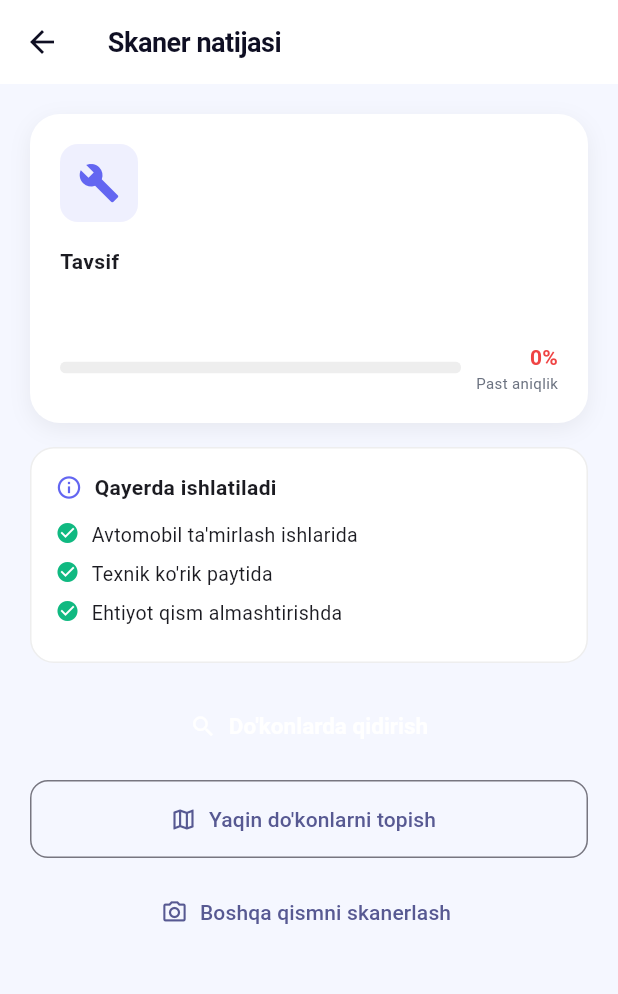
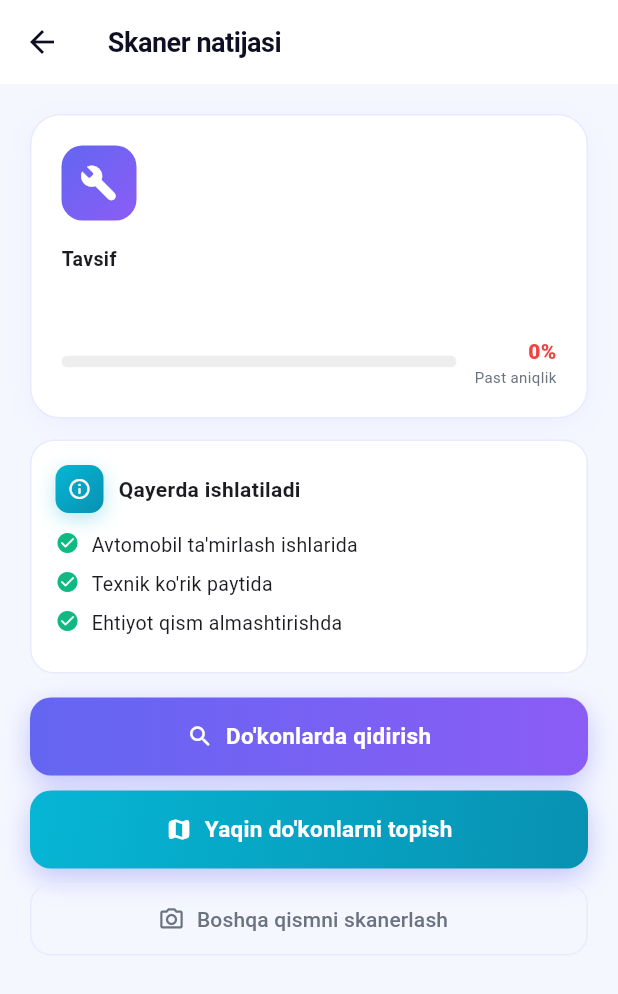
Before and after one commit to infinity-full-stack/my-application, a Flutter app: the ScanResultScreen screen opened directly with empty values, on a phone screen of 412 x 824 dp. Shown: the top 994 px of the screen. Run offline on Flutter 3.47's test engine with Material 3 defaults, Android fonts, the phone set to English and light mode, and no system bars; our stand-ins replace dio, flutter_riverpod, flutter_secure_storage, geolocator, go_router, google_maps_flutter and 2 more; accounts and stored records are empty; network calls fail.

Commit message:
fix: complete dark theme for all screens

```diff
--- a/mobile/lib/features/scan/screens/scan_result_screen.dart
+++ b/mobile/lib/features/scan/screens/scan_result_screen.dart
@@ -2,68 +2,19 @@ import 'package:flutter/material.dart';
 import 'package:go_router/go_router.dart';
 import '../../../core/theme/app_theme.dart';
 
-// Qism kategoriyasi bo'yicha qayerda ishlatilishi
 const Map<String, List<String>> categoryUsages = {
-  'Dvigatel': [
-    'Dvigatel yog\'ini almashtirish vaqtida',
-    'Dvigatel ta\'mirlash paytida',
-    'Texnik ko\'rik o\'tkazishda',
-  ],
-  'Tormoz': [
-    'Tormoz tizimini tekshirishda',
-    'Tormoz kolodkalarini almashtirishda',
-    'Xavfsizlik tekshiruvida',
-  ],
-  'Osma': [
-    'Yo\'l sifati yomon bo\'lganda tekshirishda',
-    'Amortizator almashtirishda',
-    'Texnik ko\'rikda',
-  ],
-  'Elektr': [
-    'Elektr tizimi nosozligida',
-    'Akkumulator tekshirishda',
-    'Diagnostika o\'tkazishda',
-  ],
-  'Kuzov': [
-    'Kuzov ta\'mirlashda',
-    'Bo\'yash ishlarida',
-    'Avariyadan keyin ta\'mirlashda',
-  ],
-  'Transmissiya': [
-    'Moy almashtirish paytida',
-    'Uzatmalar qutisi ta\'mirlashda',
-    'Texnik ko\'rikda',
-  ],
-  'Sovutish': [
-    'Dvigatel qizib ketganda',
-    'Antifriz almashtirishda',
-    'Yozgi mavsumda tekshirishda',
-  ],
-  'Egzoz': [
-    'Egzoz tizimi tekshirishda',
-    'Shovqin ko\'paysa',
-    'Texnik ko\'rikda',
-  ],
-  'Yoqilgi': [
-    'Yoqilgi tizimi ta\'mirlashda',
-    'Filtr almashtirishda',
-    'Iqtisodiyot muammolarida',
-  ],
-  'Tyuning': [
-    'Avtomobil kuchini oshirishda',
-    'Tashqi ko\'rinishni yaxshilashda',
-    'Sport haydashga tayyorlashda',
-  ],
-  'Salon': [
-    'Salon ta\'mirlashda',
-    'Aksessuarlar o\'rnatishda',
-    'Qulaylikni oshirishda',
-  ],
-  'Boyoq': [
-    'Kuzov bo\'yashda',
-    'Qoplama qo\'yishda',
-    'Tonirovka qilishda',
-  ],
+  'Dvigatel': ['Dvigatel yog\'ini almashtirish vaqtida', 'Dvigatel ta\'mirlash paytida', 'Texnik ko\'rik o\'tkazishda'],
+  'Tormoz': ['Tormoz tizimini tekshirishda', 'Tormoz kolodkalarini almashtirishda', 'Xavfsizlik tekshiruvida'],
+  'Osma': ['Yo\'l sifati yomon bo\'lganda tekshirishda', 'Amortizator almashtirishda', 'Texnik ko\'rikda'],
+  'Elektr': ['Elektr tizimi nosozligida', 'Akkumulator tekshirishda', 'Diagnostika o\'tkazishda'],
+  'Kuzov': ['Kuzov ta\'mirlashda', 'Bo\'yash ishlarida', 'Avariyadan keyin ta\'mirlashda'],
+  'Transmissiya': ['Moy almashtirish paytida', 'Uzatmalar qutisi ta\'mirlashda', 'Texnik ko\'rikda'],
+  'Sovutish': ['Dvigatel qizib ketganda', 'Antifriz almashtirishda', 'Yozgi mavsumda tekshirishda'],
+  'Egzoz': ['Egzoz tizimi tekshirishda', 'Shovqin ko\'paysa', 'Texnik ko\'rikda'],
+  'Yoqilgi': ['Yoqilgi tizimi ta\'mirlashda', 'Filtr almashtirishda', 'Iqtisodiyot muammolarida'],
+  'Tyuning': ['Avtomobil kuchini oshirishda', 'Tashqi ko\'rinishni yaxshilashda', 'Sport haydashga tayyorlashda'],
+  'Salon': ['Salon ta\'mirlashda', 'Aksessuarlar o\'rnatishda', 'Qulaylikni oshirishda'],
+  'Boyoq': ['Kuzov bo\'yashda', 'Qoplama qo\'yishda', 'Tonirovka qilishda'],
 };
 
 class ScanResultScreen extends StatelessWidget {
@@ -84,8 +35,13 @@ class ScanResultScreen extends StatelessWidget {
 
   @override
   Widget build(BuildContext context) {
-    final confidence =
-        (result['confidence_score'] as num?)?.toDouble() ?? 0.0;
+    final isDark = Theme.of(context).brightness == Brightness.dark;
+    final surf = Theme.of(context).colorScheme.surface;
+    final txt = Theme.of(context).colorScheme.onSurface;
+    final txtSec = isDark ? AppTheme.darkTextSecondary : AppTheme.textSecondary;
+    final brd = isDark ? AppTheme.darkBorder : AppTheme.border;
+
+    final confidence = (result['confidence_score'] as num?)?.toDouble() ?? 0.0;
     final percent = (confidence * 100).toStringAsFixed(0);
     final category = result['category'] as String? ?? '';
     final usages = categoryUsages[category] ?? [
@@ -107,19 +63,17 @@ class ScanResultScreen extends StatelessWidget {
         child: Column(
           crossAxisAlignment: CrossAxisAlignment.start,
           children: [
-            // Asosiy karta
+            // ── Asosiy karta ─────────────────────────────────────────
             Container(
               width: double.infinity,
               padding: const EdgeInsets.all(20),
               decoration: BoxDecoration(
-                color: Colors.white,
+                color: surf,
                 borderRadius: BorderRadius.circular(20),
-                boxShadow: [
-                  BoxShadow(
-                    color: Colors.black.withValues(alpha: 0.06),
-                    blurRadius: 12,
-                    offset: const Offset(0, 4),
-                  ),
+                border: Border.all(color: brd),
+                boxShadow: isDark ? [] : [
+                  BoxShadow(color: AppTheme.primary.withValues(alpha: 0.06),
+                      blurRadius: 16, offset: const Offset(0, 4)),
                 ],
               ),
               child: Column(
@@ -130,58 +84,46 @@ class ScanResultScreen extends StatelessWidget {
                       Container(
                         padding: const EdgeInsets.all(12),
                         decoration: BoxDecoration(
-                          color: AppTheme.primary.withValues(alpha: 0.1),
-                          borderRadius: BorderRadius.circular(12),
+                          gradient: AppTheme.primaryGradientVertical,
+                          borderRadius: BorderRadius.circular(14),
                         ),
-                        child: const Icon(Icons.build,
-                            color: AppTheme.primary, size: 28),
+                        child: const Icon(Icons.build_rounded,
+                            color: Colors.white, size: 26),
                       ),
                       const SizedBox(width: 16),
                       Expanded(
                         child: Column(
                           crossAxisAlignment: CrossAxisAlignment.start,
                           children: [
-                            Text(
-                              result['part_name'] ?? 'Noma\'lum qism',
-                              style: const TextStyle(
-                                fontSize: 20,
-                                fontWeight: FontWeight.bold,
-                              ),
-                            ),
-                            if (category.isNotEmpty)
+                            Text(result['part_name'] ?? 'Noma\'lum qism',
+                                style: TextStyle(fontSize: 20,
+                                    fontWeight: FontWeight.w800, color: txt)),
+                            if (category.isNotEmpty) ...[
+                              const SizedBox(height: 4),
                               Container(
-                                margin: const EdgeInsets.only(top: 4),
                                 padding: const EdgeInsets.symmetric(
                                     horizontal: 8, vertical: 2),
                                 decoration: BoxDecoration(
-                                  color: AppTheme.primary
-                                      .withValues(alpha: 0.1),
+                                  color: AppTheme.primary.withValues(alpha: 0.1),
                                   borderRadius: BorderRadius.circular(6),
                                 ),
-                                child: Text(
-                                  category,
+                                child: Text(category,
                                     style: const TextStyle(
                                         color: AppTheme.primary,
-                                    fontSize: 12,
-                                    fontWeight: FontWeight.w500,
+                                        fontSize: 12, fontWeight: FontWeight.w600)),
                               ),
-                                ),
-                              ),
+                            ],
                           ],
                         ),
                       ),
                     ],
                   ),
                   const SizedBox(height: 16),
-                  const Text('Tavsif',
-                      style: TextStyle(
-                          fontWeight: FontWeight.w600, fontSize: 14)),
+                  Text('Tavsif', style: TextStyle(
+                      fontWeight: FontWeight.w700, fontSize: 13, color: txt)),
                   const SizedBox(height: 6),
-                  Text(
-                    result['description'] ?? 'Tavsif mavjud emas',
-                    style: const TextStyle(
-                        color: AppTheme.textSecondary, height: 1.5),
-                  ),
+                  Text(result['description'] ?? 'Tavsif mavjud emas',
+                      style: TextStyle(color: txtSec, height: 1.5, fontSize: 13)),
                   const SizedBox(height: 16),
                   Row(
                     children: [
@@ -190,26 +132,24 @@ class ScanResultScreen extends StatelessWidget {
                           borderRadius: BorderRadius.circular(8),
                           child: LinearProgressIndicator(
                             value: confidence,
-                            backgroundColor: Colors.grey.shade200,
+                            backgroundColor: isDark
+                                ? AppTheme.darkBorder
+                                : Colors.grey.shade200,
                             valueColor: AlwaysStoppedAnimation(
                                 _confidenceColor(confidence)),
                             minHeight: 8,
                           ),
                         ),
                       ),
-                      const SizedBox(width: 10),
+                      const SizedBox(width: 12),
                       Column(
                         crossAxisAlignment: CrossAxisAlignment.end,
                         children: [
-                          Text('$percent%',
-                              style: TextStyle(
-                                fontWeight: FontWeight.bold,
-                                color: _confidenceColor(confidence),
-                              )),
+                          Text('$percent%', style: TextStyle(
+                              fontWeight: FontWeight.w800,
+                              color: _confidenceColor(confidence))),
                           Text(_confidenceText(confidence),
-                              style: const TextStyle(
-                                  fontSize: 10,
-                                  color: AppTheme.textSecondary)),
+                              style: TextStyle(fontSize: 10, color: txtSec)),
                         ],
                       ),
                     ],
@@ -217,28 +157,31 @@ class ScanResultScreen extends StatelessWidget {
                 ],
               ),
             ),
-            const SizedBox(height: 16),
+            const SizedBox(height: 14),
 
-            // Qayerda ishlatilishi
+            // ── Qayerda ishlatiladi ───────────────────────────────────
             Container(
               width: double.infinity,
               padding: const EdgeInsets.all(16),
               decoration: BoxDecoration(
-                color: Colors.white,
+                color: surf,
                 borderRadius: BorderRadius.circular(16),
-                border: Border.all(color: const Color(0xFFEEEEEE)),
+                border: Border.all(color: brd),
               ),
               child: Column(
                 crossAxisAlignment: CrossAxisAlignment.start,
                 children: [
-                  const Row(
+                  Row(
                     children: [
-                      Icon(Icons.info_outline,
-                          color: AppTheme.primary, size: 18),
-                      SizedBox(width: 8),
+                      const IconBox(
+                        icon: Icons.info_outline_rounded,
+                        gradient: AppTheme.cyanGradient,
+                        size: 32, iconSize: 16,
+                      ),
+                      const SizedBox(width: 10),
                       Text('Qayerda ishlatiladi',
-                          style: TextStyle(
-                              fontWeight: FontWeight.w600, fontSize: 14)),
+                          style: TextStyle(fontWeight: FontWeight.w700,
+                              fontSize: 14, color: txt)),
                     ],
                   ),
                   const SizedBox(height: 12),
@@ -247,13 +190,12 @@ class ScanResultScreen extends StatelessWidget {
                     child: Row(
                       crossAxisAlignment: CrossAxisAlignment.start,
                       children: [
-                            const Icon(Icons.check_circle,
+                        const Icon(Icons.check_circle_rounded,
                             size: 16, color: AppTheme.secondary),
                         const SizedBox(width: 8),
-                            Expanded(
-                                child: Text(u,
-                                    style: const TextStyle(
-                                        fontSize: 13, height: 1.4))),
+                        Expanded(child: Text(u,
+                            style: TextStyle(fontSize: 13,
+                                height: 1.4, color: txt))),
                       ],
                     ),
                   )),
@@ -262,33 +204,36 @@ class ScanResultScreen extends StatelessWidget {
             ),
             const SizedBox(height: 16),
 
-            // Tugmalar
-            ElevatedButton.icon(
-              onPressed: () =>
-                  context.go('/stores'),
-              icon: const Icon(Icons.search),
-              label: const Text('Do\'konlarda qidirish'),
+            // ── Tugmalar ─────────────────────────────────────────────
+            GradientButton(
+              text: 'Do\'konlarda qidirish',
+              icon: Icons.search_rounded,
+              onPressed: () => context.go('/stores'),
             ),
             const SizedBox(height: 10),
-            OutlinedButton.icon(
+            GradientButton(
+              text: 'Yaqin do\'konlarni topish',
+              icon: Icons.map_rounded,
+              gradient: AppTheme.cyanGradient,
               onPressed: () => context.go('/map'),
-              icon: const Icon(Icons.map_outlined),
-              label: const Text('Yaqin do\'konlarni topish'),
+            ),
+            const SizedBox(height: 10),
+            SizedBox(
+              width: double.infinity,
+              height: 48,
+              child: OutlinedButton.icon(
+                onPressed: () => context.go('/'),
+                icon: Icon(Icons.camera_alt_outlined, color: txtSec),
+                label: Text('Boshqa qismni skanerlash',
+                    style: TextStyle(color: txtSec)),
                 style: OutlinedButton.styleFrom(
-                minimumSize: const Size(double.infinity, 52),
+                  side: BorderSide(color: brd),
                   shape: RoundedRectangleBorder(
-                    borderRadius: BorderRadius.circular(12)),
+                      borderRadius: BorderRadius.circular(14)),
                 ),
               ),
-            const SizedBox(height: 10),
-            TextButton.icon(
-              onPressed: () => context.go('/'),
-              icon: const Icon(Icons.camera_alt_outlined),
-              label: const Text('Boshqa qismni skanerlash'),
-              style: TextButton.styleFrom(
-                minimumSize: const Size(double.infinity, 52),
             ),
-            ),
+            const SizedBox(height: 16),
           ],
         ),
       ),
```
Also changed, not shown: mobile/lib/features/admin/screens/admin_screen.dart (+82 -86 lines), mobile/lib/features/scan/screens/scan_history_screen.dart (+49 -46 lines), mobile/lib/features/stores/screens/store_detail_screen.dart (+81 -53 lines). Lines whose indentation alone changed are shown as unchanged.
